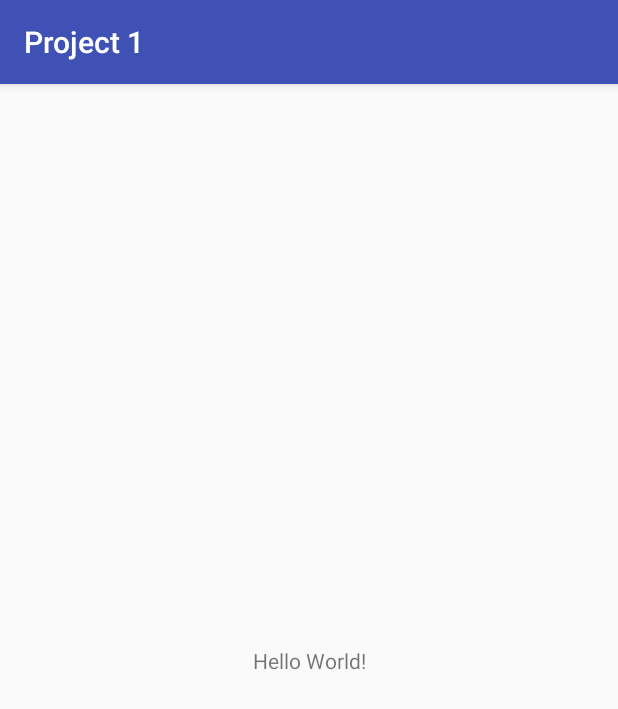
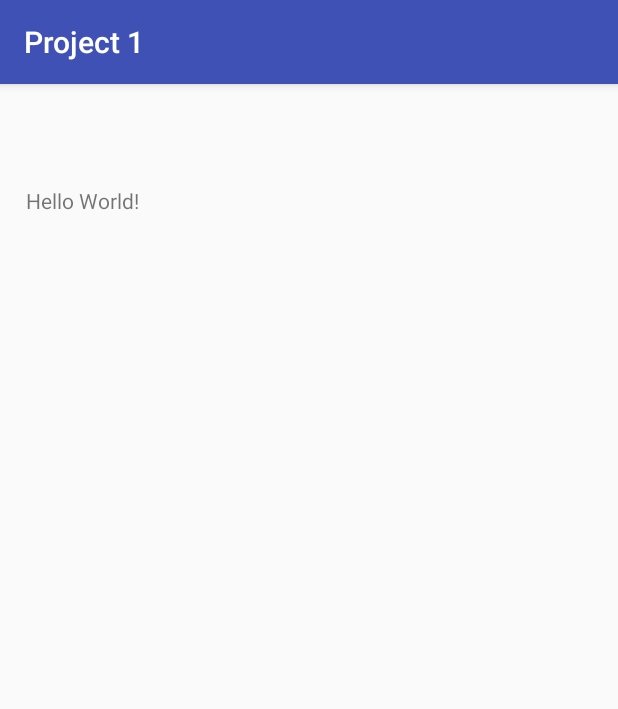
Before and after one commit to JOYB28/CS496-Project-1, an Android app: the screen it shows after launch (MainActivity), on a phone screen of 412 x 824 dp. Shown: the top 709 px of the screen. Run offline under Robolectric (Android 15) with nearby library versions, the phone set to English and light mode, and no system bars.

Commit message:
Moved text box

```diff
--- a/app/src/main/res/layout/activity_main.xml
+++ b/app/src/main/res/layout/activity_main.xml
@@ -13,6 +13,8 @@
         app:layout_constraintBottom_toBottomOf="parent"
         app:layout_constraintLeft_toLeftOf="parent"
         app:layout_constraintRight_toRightOf="parent"
-        app:layout_constraintTop_toTopOf="parent" />
+        app:layout_constraintTop_toTopOf="parent"
+        app:layout_constraintHorizontal_bias="0.051"
+        app:layout_constraintVertical_bias="0.091" />
 
 </android.support.constraint.ConstraintLayout>
```
